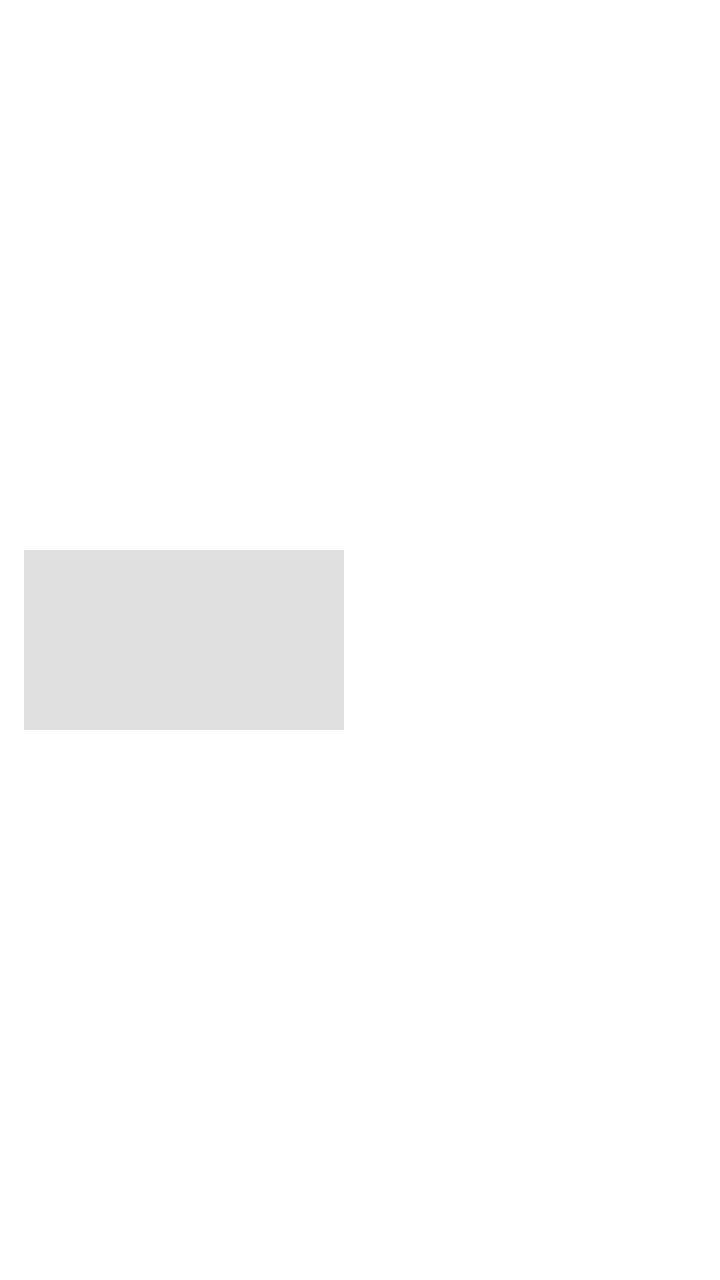
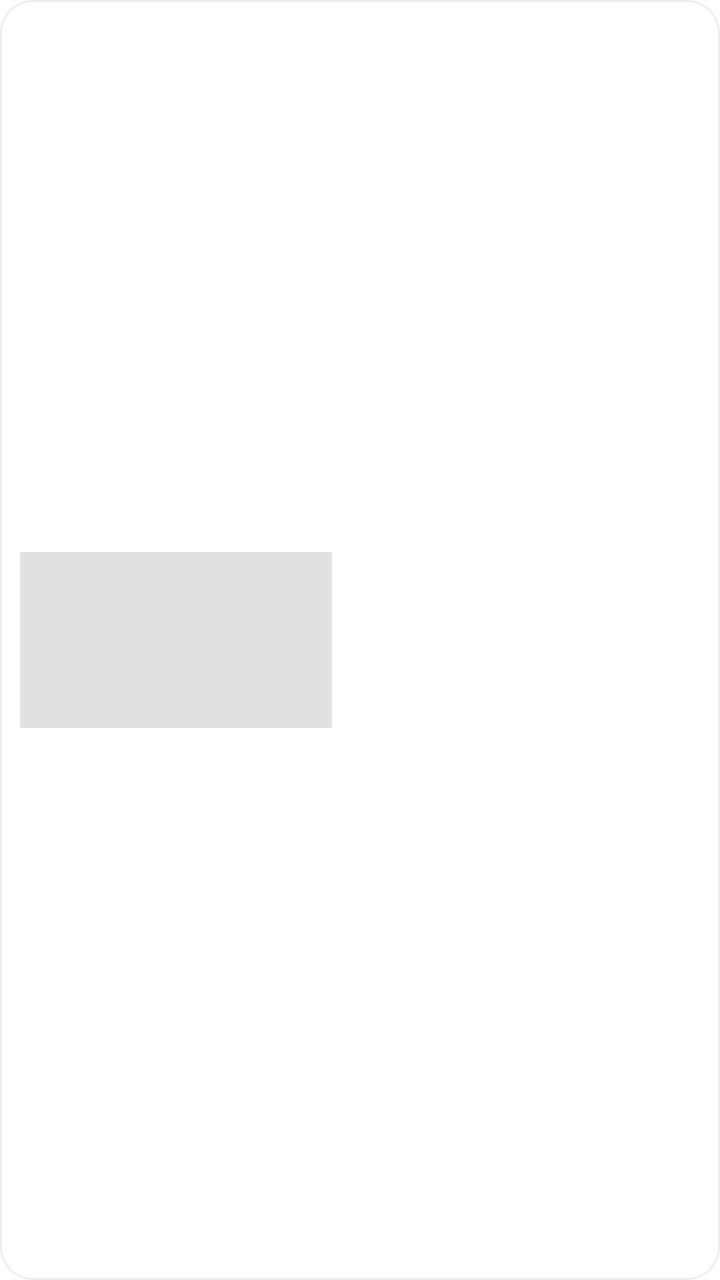

An Android layout rendered at two revisions. The XML below is the earlier revision; the diff shows what the commit changed to produce the second picture.
<!-- AndroidManifest.xml: application theme Theme.TubeDW -->
<!-- res/layout/item_video.xml -->
<?xml version="1.0" encoding="utf-8"?>
<LinearLayout xmlns:android="http://schemas.android.com/apk/res/android"
    xmlns:app="http://schemas.android.com/apk/res-auto"
    android:layout_width="match_parent"
    android:layout_height="wrap_content"
    android:background="?attr/selectableItemBackground"
    android:gravity="center_vertical"
    android:orientation="horizontal"
    android:paddingStart="12dp"
    android:paddingEnd="12dp"
    android:paddingTop="8dp"
    android:paddingBottom="8dp">

    <FrameLayout
        android:layout_width="160dp"
        android:layout_height="90dp">

        <ImageView
            android:id="@+id/itemThumb"
            android:layout_width="match_parent"
            android:layout_height="match_parent"
            android:background="@color/gray_light"
            android:contentDescription="@string/app_name"
            android:scaleType="centerCrop" />

        <TextView
            android:id="@+id/itemDuration"
            android:layout_width="wrap_content"
            android:layout_height="wrap_content"
            android:layout_gravity="bottom|end"
            android:layout_margin="4dp"
            android:background="@color/scrim"
            android:paddingStart="5dp"
            android:paddingEnd="5dp"
            android:paddingTop="1dp"
            android:paddingBottom="1dp"
            android:textColor="@color/white"
            android:textSize="11sp"
            android:visibility="gone" />
    </FrameLayout>

    <LinearLayout
        android:layout_width="0dp"
        android:layout_height="wrap_content"
        android:layout_marginStart="12dp"
        android:layout_weight="1"
        android:orientation="vertical">

        <TextView
            android:id="@+id/itemTitle"
            android:layout_width="match_parent"
            android:layout_height="wrap_content"
            android:ellipsize="end"
            android:maxLines="2"
            android:textColor="@color/black"
            android:textSize="15sp" />

        <TextView
            android:id="@+id/itemMeta"
            android:layout_width="match_parent"
            android:layout_height="wrap_content"
            android:layout_marginTop="4dp"
            android:ellipsize="end"
            android:maxLines="1"
            android:textColor="@color/gray"
            android:textSize="13sp" />
    </LinearLayout>

</LinearLayout>
<!-- resources referenced by this layout -->
<resources>
  <color name="black">#000000</color>
  <color name="gray">#606060</color>
  <color name="gray_light">#E0E0E0</color>
  <color name="scrim">#99000000</color>
  <color name="white">#FFFFFF</color>
  <string name="app_name">TubeDW</string>
  <style name="Theme.TubeDW" parent="Theme.Material3.Light.NoActionBar">
          <item name="colorPrimary">@color/red</item>
          <item name="colorOnPrimary">@color/white</item>
          <item name="colorPrimaryContainer">@color/red_light</item>
          <item name="colorOnPrimaryContainer">@color/red_dark</item>
          <item name="colorSecondary">@color/red</item>
          <item name="colorOnSecondary">@color/white</item>
          <item name="colorSurface">@color/white</item>
          <item name="colorOnSurface">@color/black</item>
          <item name="colorError">@color/red_dark</item>
          <item name="android:colorBackground">@color/white</item>
          <item name="android:windowBackground">@color/white</item>
          <item name="android:statusBarColor">@color/white</item>
          <item name="android:navigationBarColor">@color/white</item>
          <item name="android:windowLightStatusBar">true</item>
          <item name="android:windowLightNavigationBar">true</item>
          <item name="android:forceDarkAllowed">false</item>
          <item name="android:textColorPrimary">@color/black</item>
          <item name="android:textColorSecondary">@color/gray</item>
      </style>
  <color name="red">#FF0000</color>
  <color name="red_light">#FFEBEE</color>
  <color name="red_dark">#CC0000</color>
</resources>

<!-- the commit's change to res/layout/item_video.xml (unified diff, before → after) -->
@@ -3,17 +3,21 @@
     xmlns:app="http://schemas.android.com/apk/res-auto"
     android:layout_width="match_parent"
     android:layout_height="wrap_content"
-    android:background="?attr/selectableItemBackground"
+    android:layout_marginStart="8dp"
+    android:layout_marginEnd="8dp"
+    android:layout_marginTop="5dp"
+    android:layout_marginBottom="5dp"
+    android:background="@drawable/bg_card_ripple"
     android:gravity="center_vertical"
     android:orientation="horizontal"
-    android:paddingStart="12dp"
-    android:paddingEnd="12dp"
-    android:paddingTop="8dp"
-    android:paddingBottom="8dp">
+    android:paddingStart="10dp"
+    android:paddingEnd="10dp"
+    android:paddingTop="10dp"
+    android:paddingBottom="10dp">
 
     <FrameLayout
-        android:layout_width="160dp"
-        android:layout_height="90dp">
+        android:layout_width="156dp"
+        android:layout_height="88dp">
 
         <ImageView
             android:id="@+id/itemThumb"
<!-- resource entries referenced after the edit -->
@@ -5,6 +5,28 @@
   <color name="gray_light">#E0E0E0</color>
   <color name="scrim">#99000000</color>
   <color name="white">#FFFFFF</color>
+  <!-- drawable bg_card_ripple (drawable) -->
+  <?xml version="1.0" encoding="utf-8"?>
+  <ripple xmlns:android="http://schemas.android.com/apk/res/android"
+      android:color="#1F000000">
+  
+      <item android:id="@android:id/mask">
+          <shape android:shape="rectangle">
+              <solid android:color="#FFFFFFFF" />
+              <corners android:radius="16dp" />
+          </shape>
+      </item>
+  
+      <item>
+          <shape android:shape="rectangle">
+              <solid android:color="@color/white" />
+              <stroke
+                  android:width="1dp"
+                  android:color="@color/gray_border" />
+              <corners android:radius="16dp" />
+          </shape>
+      </item>
+  </ripple>
   <string name="app_name">TubeDW</string>
   <style name="Theme.TubeDW" parent="Theme.Material3.Light.NoActionBar">
           <item name="colorPrimary">@color/red</item>
@@ -26,6 +48,7 @@
           <item name="android:textColorPrimary">@color/black</item>
           <item name="android:textColorSecondary">@color/gray</item>
       </style>
+  <color name="gray_border">#ECECEC</color>
   <color name="red">#FF0000</color>
   <color name="red_light">#FFEBEE</color>
   <color name="red_dark">#CC0000</color>
